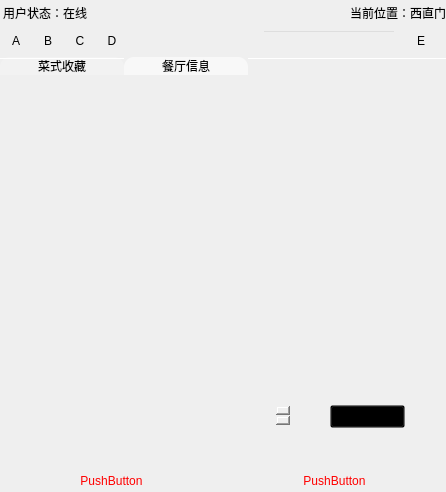
First picture: the form in deliciousClient/mainwindow.ui, repository gaoxiaojun/delicacymap, before the edit.
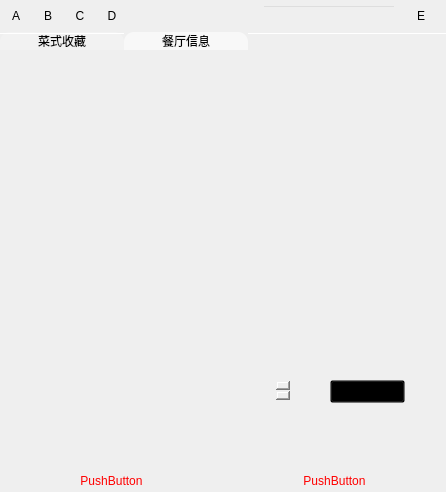
Second picture: the form after the edit. Icons and pictures are not drawn.

Diff of the .ui file:
```diff
--- a/deliciousClient/mainwindow.ui
+++ b/deliciousClient/mainwindow.ui
@@ -27,73 +27,6 @@
     <property name="margin">
      <number>0</number>
     </property>
-    <item>
-     <layout class="QHBoxLayout" name="horizontalLayout">
-      <item>
-       <widget class="QLabel" name="label">
-        <property name="font">
-         <font>
-          <pointsize>9</pointsize>
-         </font>
-        </property>
-        <property name="text">
-         <string notr="true">用户状态：在线</string>
-        </property>
-        <property name="textFormat">
-         <enum>Qt::PlainText</enum>
-        </property>
-        <property name="margin">
-         <number>5</number>
-        </property>
-        <property name="indent">
-         <number>3</number>
-        </property>
-       </widget>
-      </item>
-      <item>
-       <spacer name="horizontalSpacer">
-        <property name="orientation">
-         <enum>Qt::Horizontal</enum>
-        </property>
-        <property name="sizeType">
-         <enum>QSizePolicy::MinimumExpanding</enum>
-        </property>
-        <property name="sizeHint" stdset="0">
-         <size>
-          <width>40</width>
-          <height>25</height>
-         </size>
-        </property>
-       </spacer>
-      </item>
-      <item>
-       <widget class="QLabel" name="label_currentlocation">
-        <property name="font">
-         <font>
-          <pointsize>9</pointsize>
-          <weight>50</weight>
-          <bold>false</bold>
-         </font>
-        </property>
-        <property name="text">
-         <string notr="true">当前位置：西直门</string>
-        </property>
-        <property name="textFormat">
-         <enum>Qt::PlainText</enum>
-        </property>
-        <property name="margin">
-         <number>5</number>
-        </property>
-        <property name="indent">
-         <number>-1</number>
-        </property>
-        <property name="textInteractionFlags">
-         <set>Qt::NoTextInteraction</set>
-        </property>
-       </widget>
-      </item>
-     </layout>
-    </item>
     <item>
      <layout class="QHBoxLayout" name="horizontalLayout_2">
       <property name="spacing">
```
Left out of the diff: 3 changed lines with no effect on the pictures.
